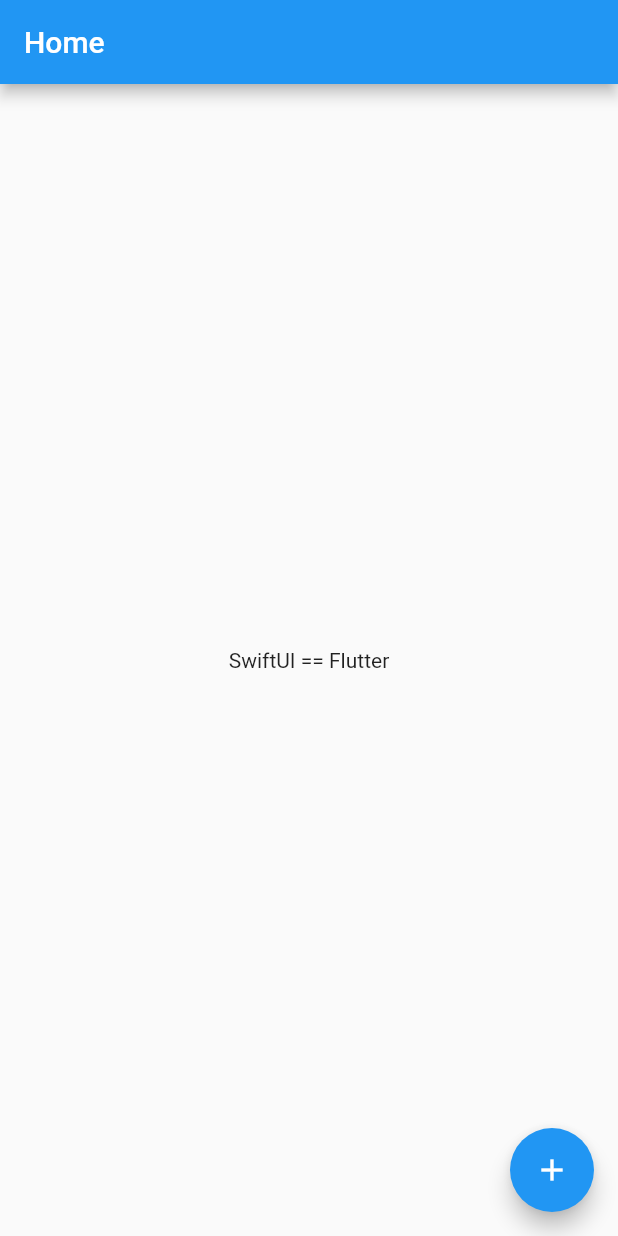
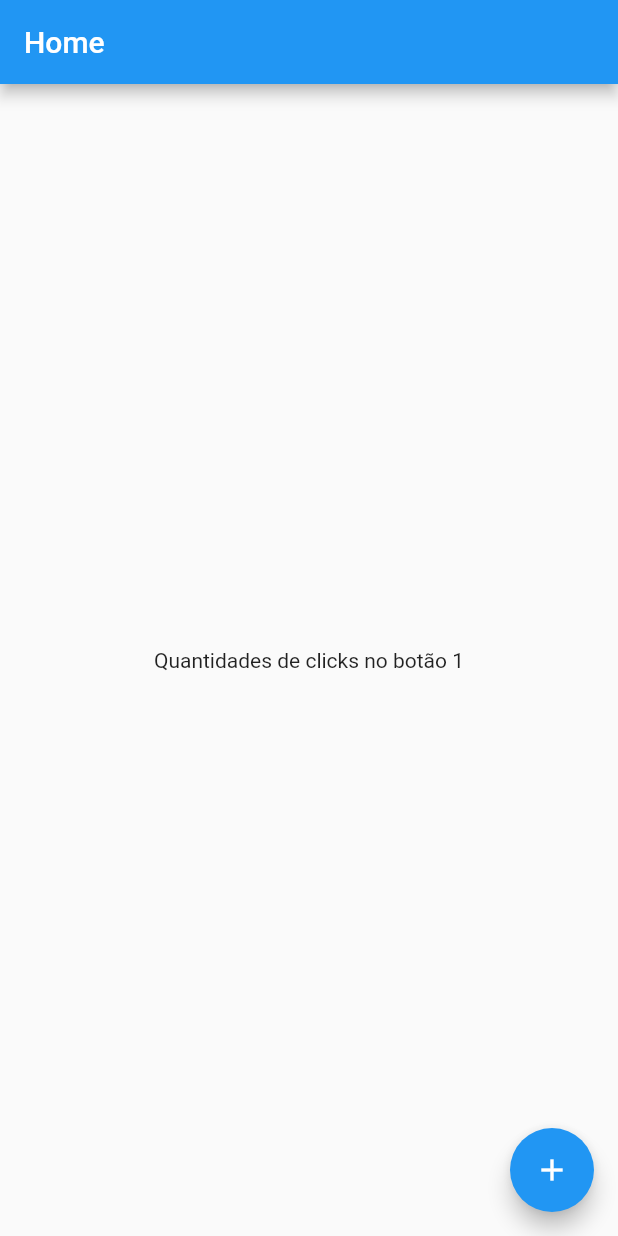
Before and after one commit to HugoPinheiroRaimundo/Flutter, a Flutter app: the screen it shows after launch, after a tap on the "add" icon, on a phone screen of 412 x 824 dp. Run offline on Flutter 3.47's test engine with Material 2 defaults, Android fonts, the phone set to English and light mode, and no system bars.

```diff
--- /dev/null
+++ b/lib/home_controller.dart
@@ -0,0 +1,17 @@
+import 'package:flutter/material.dart';
+
+class HomeController extends InheritedNotifier<ValueNotifier<int>> {
+  HomeController({Key? key, required Widget child})
+      : super(key: key, child: child, notifier: ValueNotifier(0));
+
+  static HomeController of(BuildContext context) {
+    return context.dependOnInheritedWidgetOfExactType<
+        HomeController>()!; // ! value pode ser nulo.
+  }
+
+  int value() => notifier!.value;
+
+  increment() {
+    notifier!.value++;
+  }
+}
--- a/lib/homepage.dart
+++ b/lib/home_page.dart
@@ -1,21 +1,24 @@
 import 'package:flutter/material.dart';
+import 'package:flutter_application_1/home_controller.dart';
 
 class HomePage extends StatelessWidget {
   const HomePage({super.key});
 
   @override
   Widget build(BuildContext context) {
+    var controller = HomeController.of(context);
+
     return Scaffold(
       appBar: AppBar(
         title: Text('Home'),
       ),
-      body: const Center(
-        child: Text('SwiftUI == Flutter'),
+      body: Center(
+        child: Text('Quantidades de clicks no botão ${controller.value()}'),
       ),
       floatingActionButton: FloatingActionButton(
         child: const Icon(Icons.add),
         onPressed: () {
-          print('clicou');
+          controller.increment();
         },
       ),
     );
--- a/lib/myapp.dart
+++ b/lib/myapp.dart
@@ -1,14 +1,17 @@
 import 'package:flutter/material.dart';
+import 'package:flutter_application_1/home_controller.dart';
 
-import 'homepage.dart';
+import 'home_page.dart';
 
 class MyApp extends StatelessWidget {
   const MyApp({super.key});
 
   @override
   Widget build(BuildContext context) {
-    return const MaterialApp(
-      home: HomePage(),
+    return MaterialApp(
+      home: HomeController(
+        child: const HomePage(),
+      ),
     );
   }
 }
```
Also changed, not shown: 1 other file.
